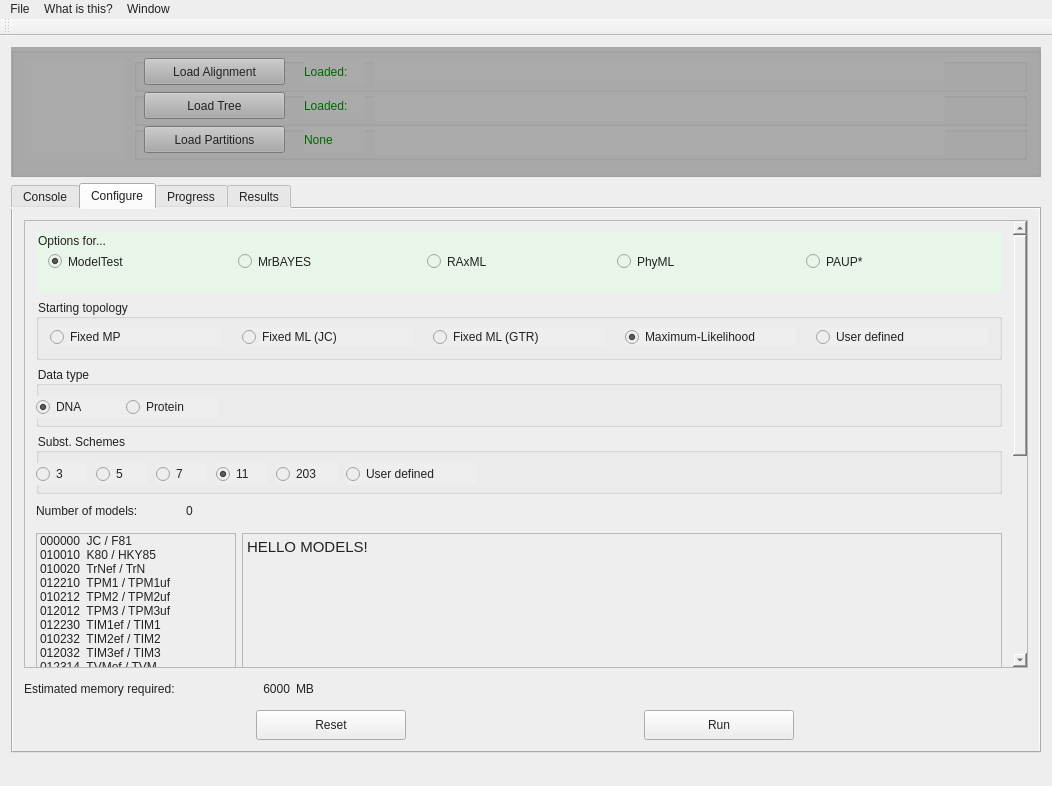
This is src/modeltest_gui.ui in ddarriba/modeltest as Qt 5 draws it before an edit. The edited form follows.
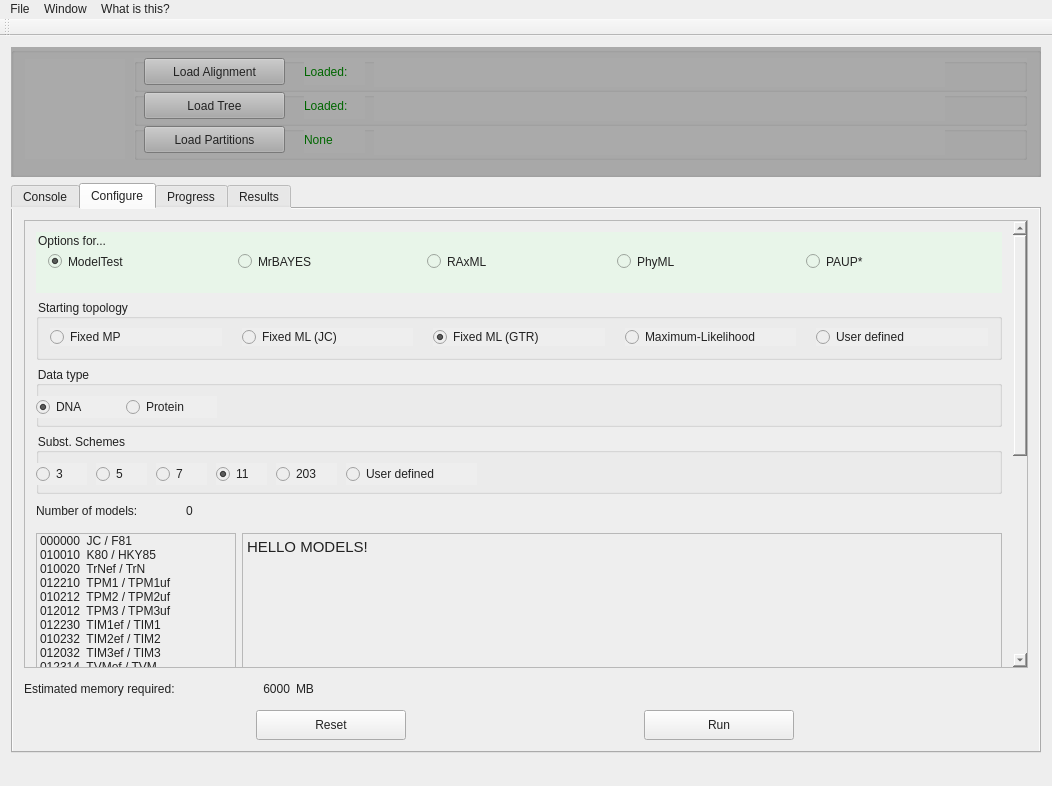
This is the edited form. The open tabs and pages were chosen to show the change. Icons and pictures are not drawn.

Diff of the .ui file:
```diff
--- a/src/modeltest_gui.ui
+++ b/src/modeltest_gui.ui
@@ -423,7 +423,7 @@
            <property name="geometry">
             <rect>
              <x>0</x>
-             <y>0</y>
+             <y>-341</y>
              <width>994</width>
              <height>838</height>
             </rect>
@@ -618,6 +618,9 @@
                  <property name="text">
                   <string>Fixed ML (GTR)</string>
                  </property>
+                 <property name="checked">
+                  <bool>true</bool>
+                 </property>
                 </widget>
                </item>
                <item>
@@ -632,7 +635,7 @@
                   <string>Maximum-Likelihood</string>
                  </property>
                  <property name="checked">
-                  <bool>true</bool>
+                  <bool>false</bool>
                  </property>
                 </widget>
                </item>
@@ -1801,7 +1804,7 @@
      <height>25</height>
     </rect>
    </property>
-   <widget class="QMenu" name="menuJModelTest_2_2">
+   <widget class="QMenu" name="menuFile">
     <property name="title">
      <string>File</string>
     </property>
@@ -1838,9 +1841,9 @@
     </widget>
     <addaction name="menuTab"/>
    </widget>
-   <addaction name="menuJModelTest_2_2"/>
-   <addaction name="menuWhat_is_this"/>
+   <addaction name="menuFile"/>
    <addaction name="menuWindow"/>
+   <addaction name="menuWhat_is_this"/>
   </widget>
   <widget class="QToolBar" name="mainToolBar">
    <attribute name="toolBarArea">
```
Left out of the diff: 48 changed lines with no effect on the pictures.
